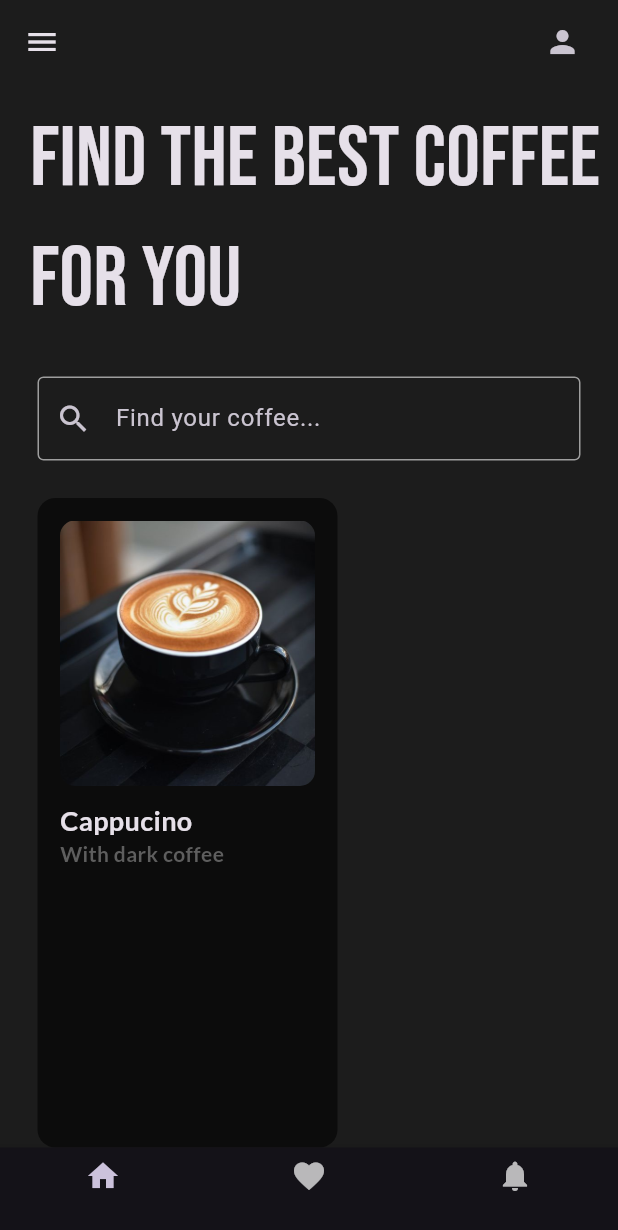
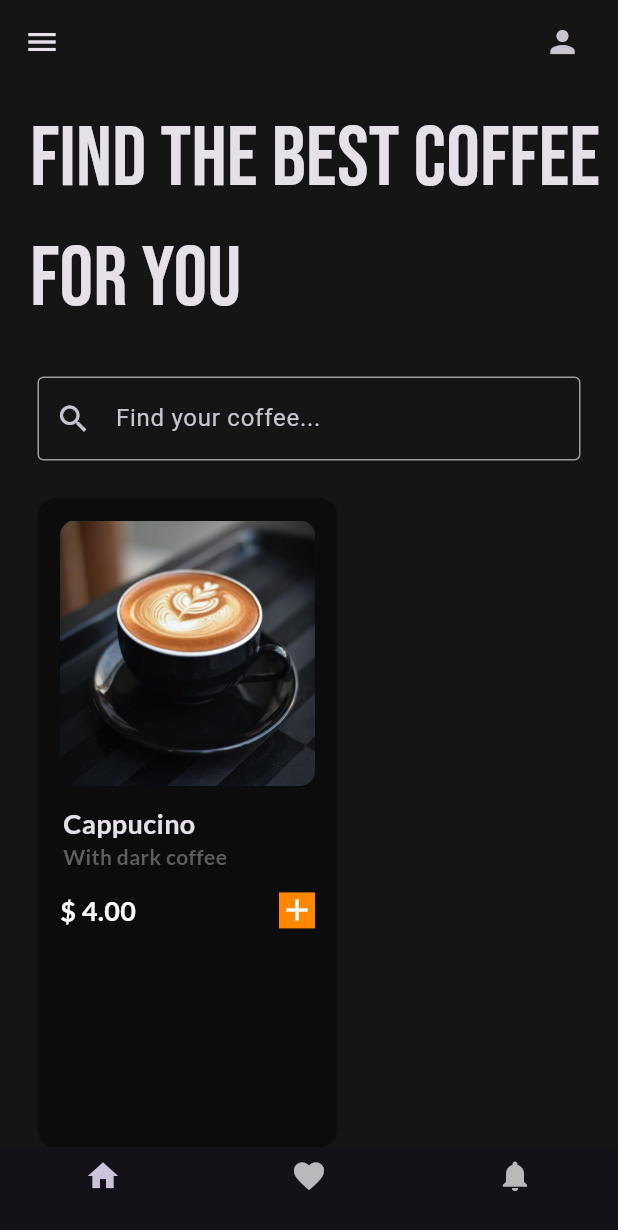
Before and after one commit to buddhimafernando/Coffee_app, a Flutter app: the screen it shows after launch, on a phone screen of 412 x 824 dp. Shown: the top 1230 px of the screen. Run offline on Flutter 3.47's test engine with Material 3 defaults, Android fonts, the phone set to English and light mode, and no system bars; our stand-ins replace google_fonts.

Commit message:
add button

```diff
--- a/lib/pages/home_page.dart
+++ b/lib/pages/home_page.dart
@@ -14,7 +14,7 @@ class _HomePageState extends State<HomePage> {
   @override
   Widget build(BuildContext context) {
     return Scaffold(
-      backgroundColor: Color.fromARGB(255, 28, 28, 28),
+      backgroundColor: Color.fromARGB(255, 21, 21, 21),
       appBar: AppBar(
         elevation: 0,
         backgroundColor: Colors.transparent,
@@ -26,6 +26,7 @@ class _HomePageState extends State<HomePage> {
           ),
         ],
       ),
+      // navigation bar
       bottomNavigationBar: BottomNavigationBar(
         items: [
           BottomNavigationBarItem(
--- a/lib/util/coffee_tile.dart
+++ b/lib/util/coffee_tile.dart
@@ -11,6 +11,7 @@ class CoffeeTile extends StatelessWidget {
       child: Container(
         padding: EdgeInsets.all(15.0),
         width: 200,
+        height: 100,
         decoration: BoxDecoration(
           borderRadius: BorderRadius.circular(12),
           color: Color.fromARGB(255, 12, 12, 12),
@@ -23,22 +24,51 @@ class CoffeeTile extends StatelessWidget {
                 borderRadius: BorderRadius.circular(10),
                 child: Image.asset('assets/images/Cappucino.jpg'),
               ),
-              SizedBox(height: 10),
 
               // coffee name
+              Padding(
+                padding: const EdgeInsets.symmetric(vertical: 12.0,horizontal: 2.0),
+                child: Column(
+                  crossAxisAlignment: CrossAxisAlignment.start,
+                  children: [
                     Text(
                       "Cappucino",
                       style: GoogleFonts.lato(
                         fontSize: 18,
                         fontWeight: FontWeight.bold),
                       ),
+
                     Text(
                       "With dark coffee",
                       style: GoogleFonts.lato(
                         fontSize: 14,
                         color: Color.fromARGB(255, 94, 94, 94),
                         fontWeight: FontWeight.w700,
-                ),)
+                      ),
+                    )
+                  ],
+                ),
+              ),
+
+              // price
+              Row(
+                mainAxisAlignment: MainAxisAlignment.spaceBetween,
+                children: [
+                Text(
+                  "\$ 4.00",
+                    style: GoogleFonts.lato(
+                      fontSize: 18,
+                      color: Color.fromARGB(255, 255, 255, 255),
+                      fontWeight: FontWeight.w700,
+                    ),
+                  ),
+                  Container(
+                    decoration: BoxDecoration(color: Color.fromARGB(255, 255, 136, 0)),
+                    child: Icon(Icons.add)
+                  ),
+                ],
+              ),
+
 
             ],
           ),
```
Lines whose indentation alone changed are shown as unchanged.
